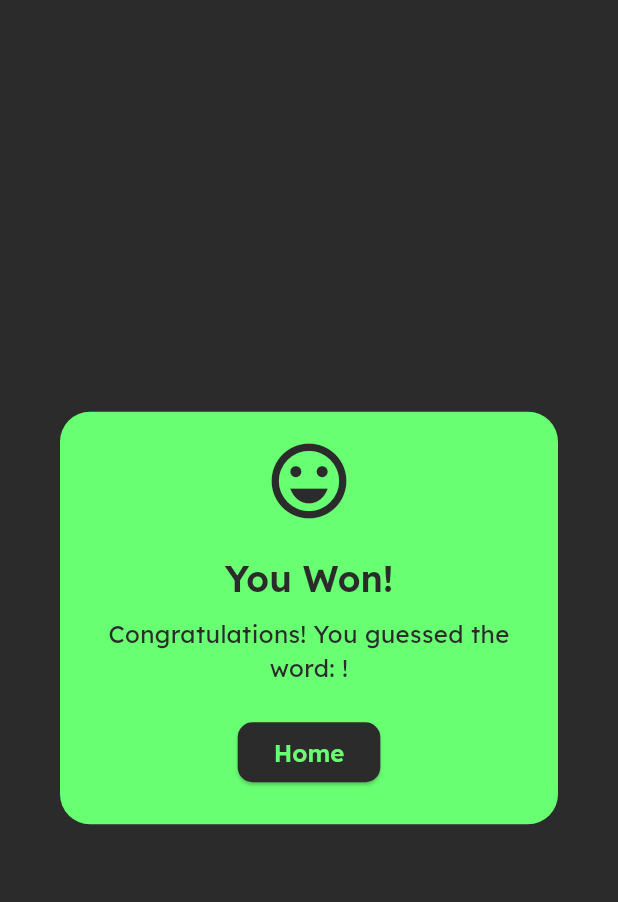
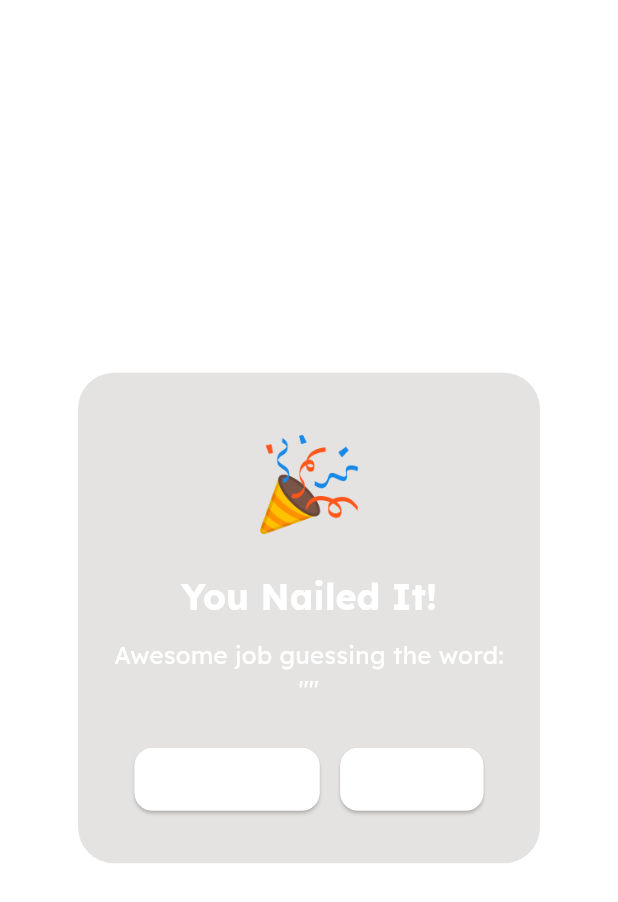
Before and after one commit to pohsharon/guess_it_frontend, a Flutter app: the WinDialog widget shown alone on an empty page, opened directly with empty values, on a phone screen of 412 x 824 dp. Shown: the top 902 px of the screen. Run offline on Flutter 3.47's test engine with Material 3 defaults, Android fonts, the phone set to English and light mode, and no system bars; our stand-ins replace dio, flutter_bloc, get_it, go_router, pretty_dio_logger; network calls fail.

Commit message:
modified win dialog

```diff
--- a/lib/core/theme/app_colors.dart
+++ b/lib/core/theme/app_colors.dart
@@ -3,8 +3,10 @@ import 'package:flutter/material.dart';
 class AppColors{
   static const Color primary = Color(0xFF60B1FF);
   static const Color secondary = Color(0xFF1B1B1B);
-  static const Color surface = Color(0xFF2B2B2B);
-  static const Color onSurface = Color(0xFF434343);
+  // static const Color surface = Color(0xFF2B2B2B);
+  static const Color surface = Color(0xFFFFFFFF);
+  // static const Color onSurface = Color(0xFF434343);
+  static const Color onSurface = Color(0xFF000000);
   static const Color text = Color(0xFFF1F1F1);
 
   static const Color green = Color(0xFF68FF72);
--- a/lib/features/game/data/repository/game_repository_impl.dart
+++ b/lib/features/game/data/repository/game_repository_impl.dart
@@ -16,10 +16,10 @@ class GameRepositoryImpl implements GameRepository{
       return Right(null);
     }
     on DioException {
-      return Left(GameFailure(message: 'Please, enter correct word'));
+      return Left(GameFailure(message: 'Please, enter a valid word'));
     }
     catch (e){
-      return Left(GameFailure(message: 'Please, enter correct word'));
+      return Left(GameFailure(message: 'Please, enter a valid word'));
     }
   }
 
--- a/lib/features/game/presentation/game_page.dart
+++ b/lib/features/game/presentation/game_page.dart
@@ -71,7 +71,11 @@ class GamePage extends StatelessWidget {
             showDialog(
                 context: context,
                 builder: (context) {
-                  return WinDialog(word: state.word ?? '');
+                  return WinDialog(
+                    word: state.word ?? '',
+                    onReplay: () => context.read<GameBloc>().add(StartGameEvent(
+                        attemptsCount: attemptsCount, wordLength: wordLength)),
+                  );
                 },
                 barrierDismissible: false);
           } else if (state.status == GameStatus.loss) {
--- a/lib/features/game/presentation/widgets/win_dialog.dart
+++ b/lib/features/game/presentation/widgets/win_dialog.dart
@@ -4,62 +4,86 @@ import 'package:guess_it_frontend/core/theme/app_colors.dart';
 
 class WinDialog extends StatelessWidget {
   final String word;
+  final VoidCallback onReplay;
 
-  const WinDialog({super.key, required this.word});
+  const WinDialog({
+    super.key,
+    required this.word,
+    required this.onReplay,
+  });
 
   @override
   Widget build(BuildContext context) {
     return AlertDialog(
-      shape: RoundedRectangleBorder(borderRadius: BorderRadius.circular(20)),
-      backgroundColor: AppColors.green,
+      shape: RoundedRectangleBorder(borderRadius: BorderRadius.circular(24)),
+      backgroundColor: const Color.fromARGB(255, 228, 227, 226),
+      contentPadding: const EdgeInsets.symmetric(horizontal: 24, vertical: 32),
       content: Column(
         mainAxisSize: MainAxisSize.min,
         children: [
-          Icon(
-            Icons.sentiment_very_satisfied,
-            size: 60,
-            color: Theme.of(context).colorScheme.surface,
+          const Text(
+            "🎉",
+            style: TextStyle(fontSize: 60),
           ),
-          const SizedBox(
-            height: 20,
-          ),
+          const SizedBox(height: 16),
           Text(
-            'You Won!',
+            'You Nailed It!',
             style: Theme.of(context).textTheme.headlineMedium?.copyWith(
               color: Theme.of(context).colorScheme.surface,
+              fontWeight: FontWeight.bold,
             ),
           ),
-          const SizedBox(
-            height: 10,
-          ),
+          const SizedBox(height: 12),
           Text(
-            'Congratulations! You guessed the word: $word!',
+            'Awesome job guessing the word:\n"$word"',
             textAlign: TextAlign.center,
             style: Theme.of(context).textTheme.bodyMedium?.copyWith(
               color: Theme.of(context).colorScheme.surface,
+              fontSize: 16,
             ),
           ),
-          const SizedBox(
-            height: 20,
+          const SizedBox(height: 24),
+          Row(
+            mainAxisAlignment: MainAxisAlignment.spaceEvenly,
+            children: [
+              // Replay Button
+              ElevatedButton.icon(
+                onPressed: () {
+                  context.pop(); // Close dialog
+                  onReplay(); // Restart logic
+                },
+                icon: const Icon(Icons.refresh),
+                label: const Text('Play Again'),
+                style: ElevatedButton.styleFrom(
+                  backgroundColor: Theme.of(context).colorScheme.surface,
+                  foregroundColor: Colors.white,
+                  padding: const EdgeInsets.symmetric(horizontal: 16, vertical: 12),
+                  textStyle: const TextStyle(fontSize: 14),
+                  shape: RoundedRectangleBorder(
+                    borderRadius: BorderRadius.circular(12),
+                  ),
+                ),
+              ),
+              // Home Button
+              ElevatedButton.icon(
+                onPressed: () {
+                  context.pop(); // Close dialog
+                  context.pop(); // Back to home
+                },
+                icon: const Icon(Icons.home),
+                label: const Text('Home'),
+                style: ElevatedButton.styleFrom(
+                  backgroundColor: Theme.of(context).colorScheme.surface,
+                  foregroundColor: Colors.white,
+                  padding: const EdgeInsets.symmetric(horizontal: 16, vertical: 12),
+                  textStyle: const TextStyle(fontSize: 14),
+                  shape: RoundedRectangleBorder(
+                    borderRadius: BorderRadius.circular(12),
+                  ),
+                ),
+              ),
+            ],
           ),
-          ElevatedButton(
-              onPressed: () {
-                context.pop();
-                context.pop();
-              },
-              style: ElevatedButton.styleFrom(
-                backgroundColor: Theme.of(context).colorScheme.surface,
-                shape: RoundedRectangleBorder(
-                  borderRadius: BorderRadius.circular(10)
-                )
-              ),
-              child: Text(
-                'Home',
-                style: Theme.of(context)
-                    .textTheme
-                    .headlineSmall
-                    ?.copyWith(color: AppColors.green, fontSize: 16),
-              ))
         ],
       ),
     );
--- a/lib/features/home/presentation/game_bloc.dart
+++ b/lib/features/home/presentation/game_bloc.dart
@@ -71,7 +71,11 @@ class GamePage extends StatelessWidget {
             showDialog(
                 context: context,
                 builder: (context) {
-                  return WinDialog(word: state.word ?? '');
+                  return WinDialog(
+                    word: state.word ?? '',
+                    onReplay: () => context.read<GameBloc>().add(StartGameEvent(
+                        attemptsCount: attemptsCount, wordLength: wordLength)),
+                  );
                 },
                 barrierDismissible: false);
           } else if (state.status == GameStatus.loss) {
--- a/lib/features/home/presentation/home_page.dart
+++ b/lib/features/home/presentation/home_page.dart
@@ -35,14 +35,14 @@ class _HomePageState extends State<HomePage> {
                   height: 10,
                 ),
                 Text(
-                  'By DevVibe Youtube',
+                  'By Poh Sharon (22004742)',
                   style: Theme.of(context)
                       .textTheme
                       .headlineMedium
                       ?.copyWith(fontWeight: FontWeight.w400, letterSpacing: 2),
                 ),
                 const SizedBox(
-                  height: 16,
+                  height: 35,
                 ),
                 Text(
                   'Choose your game settings',
```
Also changed, not shown: lib/features/game/presentation/page/game_page.dart (+6 -2 lines).
